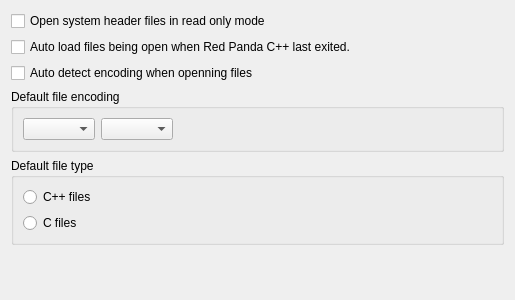
The window that RedPandaIDE/settingsdialog/editormiscwidget.ui (royqh1979/RedPanda-CPP) describes before a commit, drawn with Qt 5.
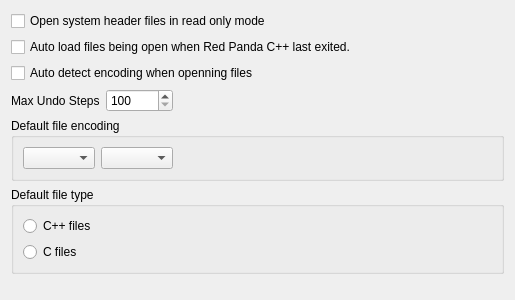
The same window after the commit.

Commit message: - fix: when size of undo items is greater than the limit, old items should be poped in group   - enhancement: max undo size in option dialog's editor->misc tab

What changed in the file:
```diff
--- a/RedPandaIDE/settingsdialog/editormiscwidget.ui
+++ b/RedPandaIDE/settingsdialog/editormiscwidget.ui
@@ -35,6 +35,57 @@
      </property>
     </widget>
    </item>
+   <item>
+    <widget class="QWidget" name="widget" native="true">
+     <layout class="QHBoxLayout" name="horizontalLayout_2">
+      <property name="leftMargin">
+       <number>0</number>
+      </property>
+      <property name="topMargin">
+       <number>0</number>
+      </property>
+      <property name="rightMargin">
+       <number>0</number>
+      </property>
+      <property name="bottomMargin">
+       <number>0</number>
+      </property>
+      <item>
+       <widget class="QLabel" name="label">
+        <property name="text">
+         <string>Max Undo Steps</string>
+        </property>
+       </widget>
+      </item>
+      <item>
+       <widget class="QSpinBox" name="spinMaxUndo">
+        <property name="minimum">
+         <number>100</number>
+        </property>
+        <property name="maximum">
+         <number>1000000000</number>
+        </property>
+        <property name="singleStep">
+         <number>50</number>
+        </property>
+       </widget>
+      </item>
+      <item>
+       <spacer name="horizontalSpacer_2">
+        <property name="orientation">
+         <enum>Qt::Horizontal</enum>
+        </property>
+        <property name="sizeHint" stdset="0">
+         <size>
+          <width>40</width>
+          <height>20</height>
+         </size>
+        </property>
+       </spacer>
+      </item>
+     </layout>
+    </widget>
+   </item>
    <item>
     <widget class="QGroupBox" name="groupBox_2">
      <property name="title">
```
The commit also changes 10 other files.
